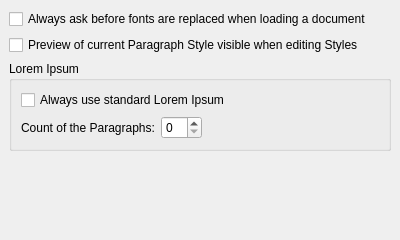
Above: scribus/tabmiscellaneous.ui from scribusproject/scribus before the change. Below: the same form after it.
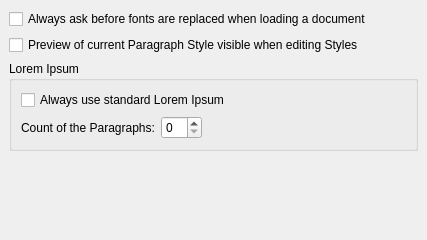
That is the form after the change.

Commit message: #7437 and #7438: Fix tab order in preferences and include missing items in tabbing

Diff of the .ui file:
```diff
--- a/scribus/tabmiscellaneous.ui
+++ b/scribus/tabmiscellaneous.ui
@@ -7,7 +7,7 @@
    <rect>
     <x>0</x>
     <y>0</y>
-    <width>400</width>
+    <width>427</width>
     <height>240</height>
    </rect>
   </property>
```
Left out of the diff: 6 changed lines with no effect on the pictures. The commit also changes 5 other files.
